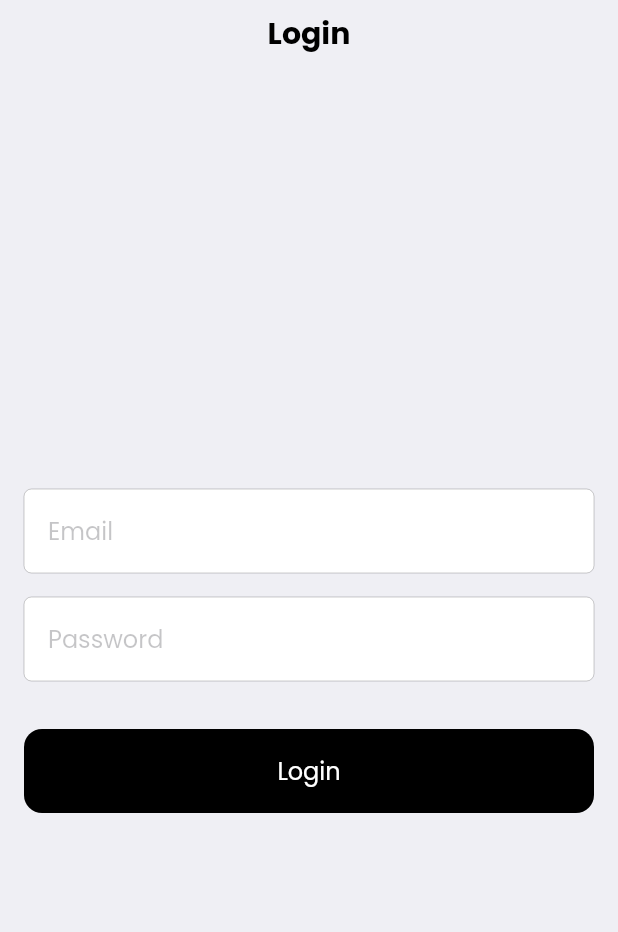
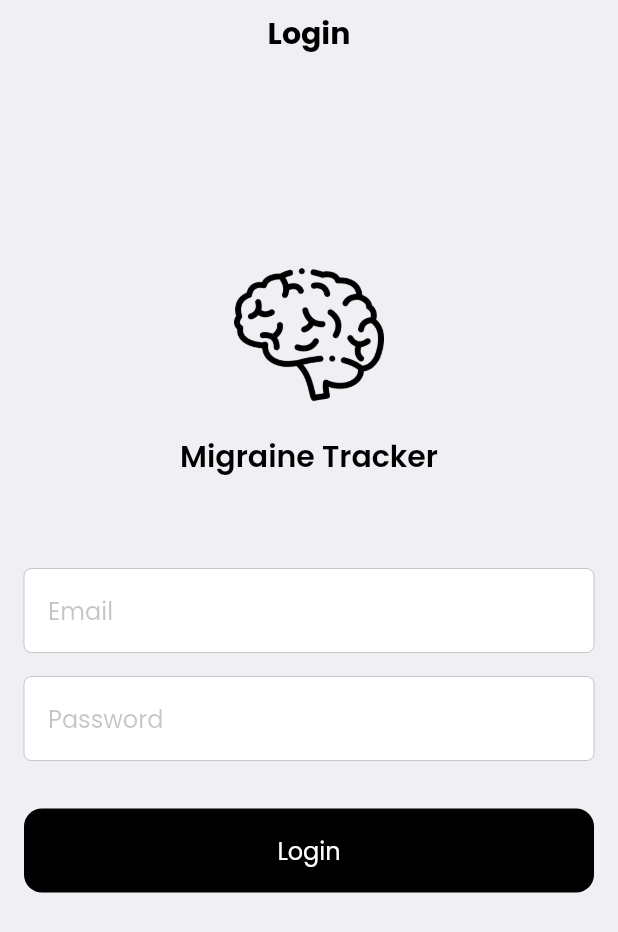
Before and after one commit to MdKaif2782/migraine-tracker, a Flutter app: the screen it shows after launch, on a phone screen of 412 x 824 dp. Shown: the top 932 px of the screen. Run offline on Flutter 3.47's test engine with Material 3 defaults, Android fonts, the phone set to English and light mode, and no system bars; our stand-ins replace shared_preferences.

Commit message:
modified login page

```diff
--- a/lib/screens/login.dart
+++ b/lib/screens/login.dart
@@ -46,10 +46,33 @@ class _LoginScreenState extends State<LoginScreen> {
           key: _formKey,
           child: Padding(
               padding: const EdgeInsets.all(16.0),
+              child: Container(
+                margin: const EdgeInsets.only(bottom: 100.0),
                 child: Column(
                   mainAxisSize: MainAxisSize.min,
                   crossAxisAlignment: CrossAxisAlignment.center,
                   children: <Widget>[
+                    Container(
+                      width: 100.0,
+                      height: 100.0,
+                      margin: const EdgeInsets.only(bottom: 16),
+                      decoration: const BoxDecoration(
+                        image: DecorationImage(
+                          image: AssetImage('assets/images/brainstorm.png'),
+                          fit: BoxFit.cover,
+                        ),
+                      ),
+                    ),
+                    Container(
+                      margin: const EdgeInsets.only(bottom: 60),
+                      child: const Text(
+                        'Migraine Tracker',
+                        style: TextStyle(
+                          fontSize: 20.0,
+                          fontWeight: FontWeight.w600,
+                        ),
+                      ),
+                    ),
                     CupertinoTextField(
                       controller: _emailController,
                       placeholder: 'Email',
@@ -73,6 +96,7 @@ class _LoginScreenState extends State<LoginScreen> {
                     ),
                   ],
                 ),
+              ),
         )
         ),
       ),
```
Lines whose indentation alone changed are shown as unchanged.
